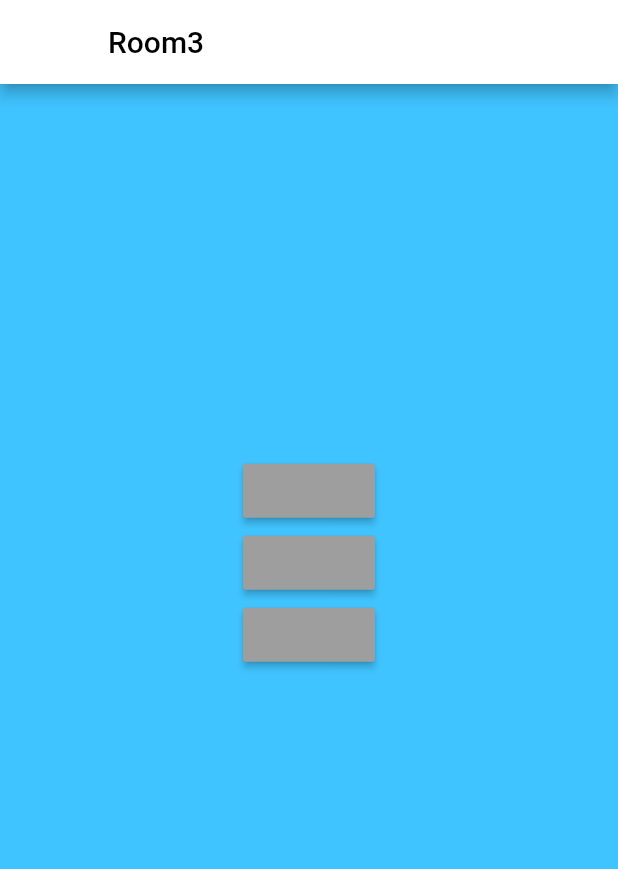
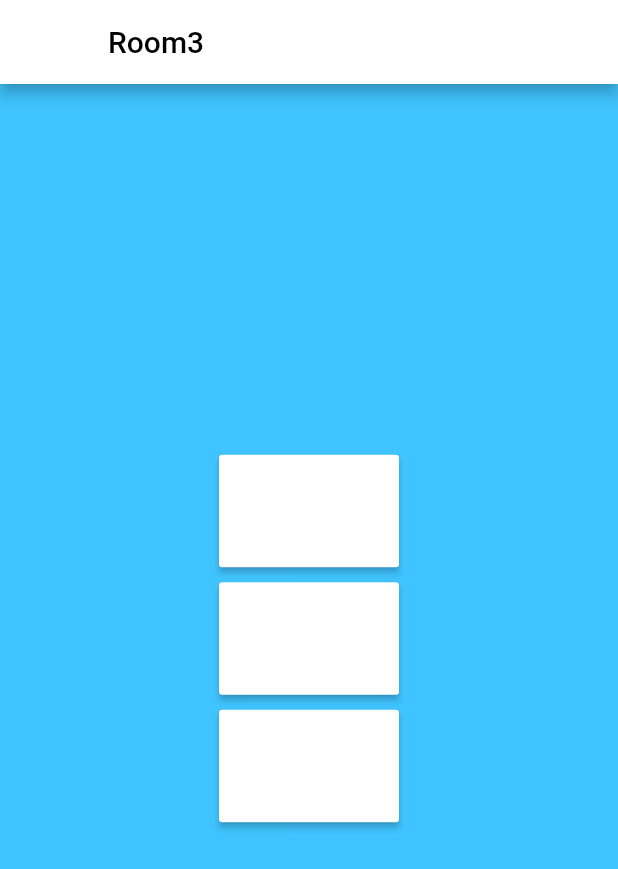
Before and after one commit to vishweshsoni/SocketV1, a Flutter app: the Page3 screen opened directly, on a phone screen of 412 x 824 dp. Shown: the top 869 px of the screen. Run offline on Flutter 3.47's test engine with Material 2 defaults, Android fonts, the phone set to English and light mode, and no system bars; missing offline and left inert: flutter_socket_io.

Commit message:
competely implemented

```diff
--- a/socket_flutter_v1/lib/ui/page3.dart
+++ b/socket_flutter_v1/lib/ui/page3.dart
@@ -1,9 +1,13 @@
+import 'dart:async';
+
 import 'package:flutter/material.dart';
 import 'package:provider/provider.dart';
-import 'package:socket_flutter_v1/utilities/scoket_provider3.dart';
+import 'package:socket_flutter_v1/ui/transper_page1.dart';
+import 'package:socket_flutter_v1/ui/transport_page2.dart';
+import 'package:socket_flutter_v1/ui/transport_page3.dart';
+import 'package:socket_flutter_v1/utilities/scoket_provider2.dart';
 import 'package:socket_flutter_v1/utilities/size_config.dart';
 import 'package:socket_flutter_v1/utilities/socket_provider.dart';
-
 class Page3 extends StatefulWidget {
   @override
   _Page3State createState() => _Page3State();
@@ -12,10 +16,17 @@ class Page3 extends StatefulWidget {
 class _Page3State extends State<Page3> {
   @override
   Widget build(BuildContext context) {
-    final appState = Provider.of<SocketProvider>(context);
-    return Scaffold(
+    Timer(
+        Duration(seconds: 1),
+            () {
+          SocketProvider().connectSocket("hi");
+        }
+    );
 
-      appBar: AppBar(title:Text('Room3',style: TextStyle(color: Colors.black)),backgroundColor: Colors.white,),
+    return ChangeNotifierProvider(
+      builder: (context)=>SocketProvider(),
+      child: Scaffold(
+        appBar: AppBar(title:Text('Room3',style: TextStyle(color: Colors.black),),backgroundColor: Colors.white,),
         backgroundColor: Colors.lightBlueAccent,
         body: Container(
           child: Column(
@@ -26,27 +37,29 @@ class _Page3State extends State<Page3> {
               Center(
                 child: Column(
                   children: <Widget>[
-                  MaterialButton(
-                      color: Colors.grey,
-                      child: Text('',style:TextStyle(color: Colors.black)),
-                      onPressed: ()async{
-                        await appState.connectSocket('button1');
-                      }
-                  ),
-                  MaterialButton(
-                      color: Colors.grey,
-                      child: Text('',style: TextStyle(color: Colors.black),),
-                      onPressed: (){
 
-                      }
-                  ),
-                  MaterialButton(
-                      color: Colors.grey,
-                      child: Text('',style: TextStyle(color: Colors.black),),
-                      onPressed: (){
+                    TransportPage1(),
+                    SizedBox(height: 10.0,),
+                    TransportPage2(),
+                    SizedBox(height: 10.0,),
+                    TransportPage3(),
 
-                      }
-                  ),
+
+
+//                    MaterialButton(
+//                        color: Colors.grey,
+//                        child: Text('',style: TextStyle(color: Colors.black),),
+//                        onPressed: (){
+//
+//                        }
+//                    ),
+//                    MaterialButton(
+//                        color: Colors.grey,
+//                        child: Text('',style: TextStyle(color: Colors.black),),
+//                        onPressed: (){
+//
+//                        }
+//                    ),
                   ],
                 ),
               ),
@@ -54,6 +67,7 @@ class _Page3State extends State<Page3> {
           ),
         ),
 
+      ),
     );
   }
 }
```
Also changed, not shown: socket_flutter_v1/lib/ui/home_page.dart (+16 -21 lines), socket_flutter_v1/lib/ui/page1.dart (+9 -2 lines), socket_flutter_v1/lib/ui/page2.dart (+37 -21 lines), socket_flutter_v1/lib/utilities/scoket_provider2.dart (+86 -27 lines). Lines whose indentation alone changed are shown as unchanged.
